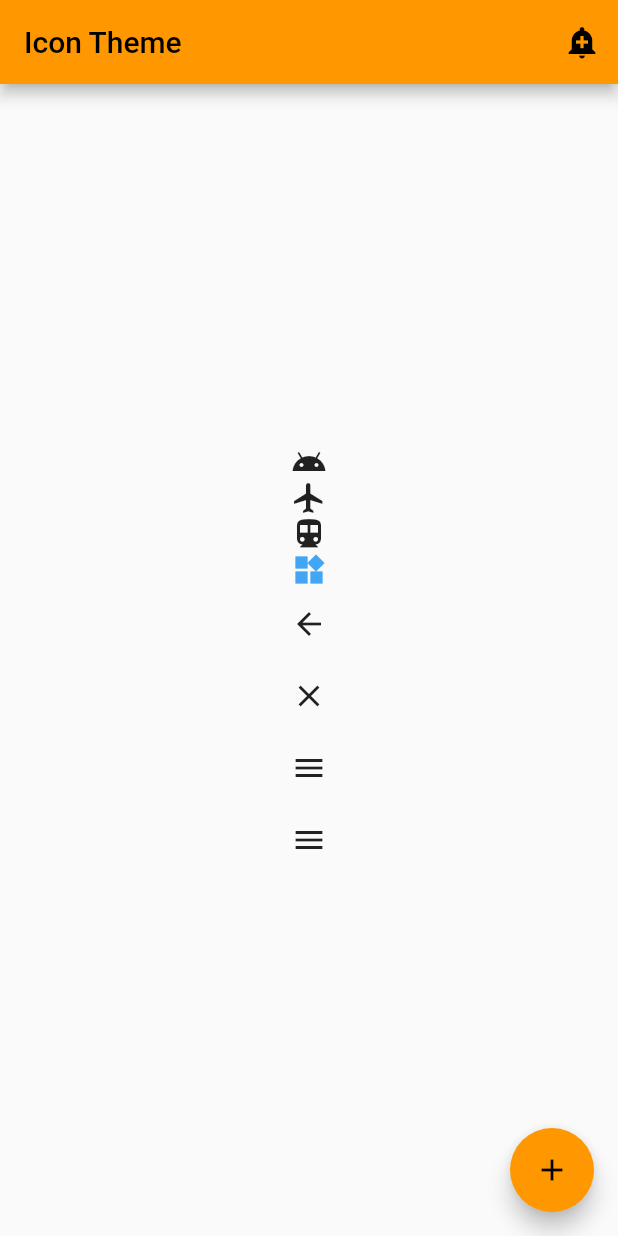
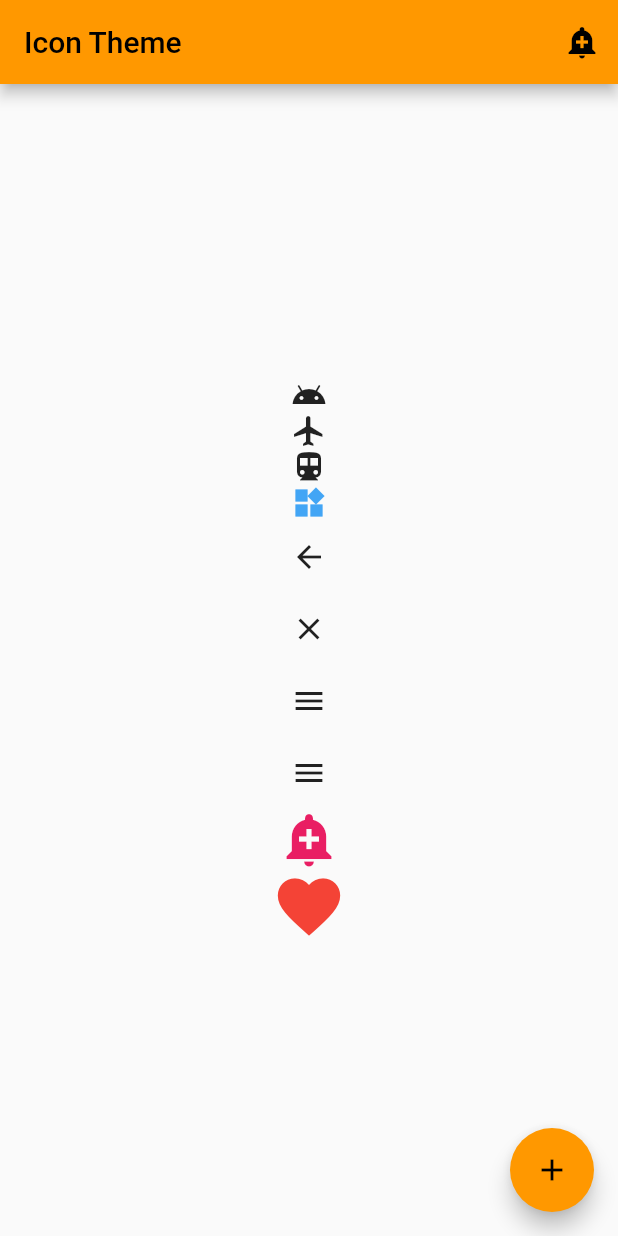
Before and after one commit to hailey-pak/flutter, a Flutter app: the IconThemeScreen screen opened directly, on a phone screen of 412 x 824 dp. Run offline on Flutter 3.47's test engine with Material 2 defaults, Android fonts, the phone set to English and light mode, and no system bars; our stand-ins replace animated_splash_screen, badges, dio, drift, flutter_form_builder, flutter_map and 22 more; missing offline and left inert: agora_rtc_engine, audio_session, debounce_throttle, flutter_sound, flutter_sound_platform_interface, geojson and 6 more; accounts and stored records are empty; generated files the repository leaves out were written again.

Commit message:
Icon Theme

```diff
--- a/sample/theme_test/lib/iconTheme.dart
+++ b/sample/theme_test/lib/iconTheme.dart
@@ -34,6 +34,7 @@ class MyApp extends StatelessWidget {
             iconSize: 30,
           ),
         ),
+
         actionIconTheme: ActionIconThemeData(
           backButtonIconBuilder: (context) {
             return Icon(Icons.arrow_back_ios_new);
@@ -81,6 +82,13 @@ class IconThemeScreen extends StatelessWidget {
             CloseButton(),
             DrawerButton(),
             EndDrawerButton(),
+            IconTheme(data: IconThemeData(color: Colors.pink, size: 40,), child: Icon(Icons.add_alert)),
+            Theme(
+              data: Theme.of(context).copyWith(
+                iconTheme: IconThemeData(color: Colors.red, size: 50),
+              ),
+              child: Icon(Icons.favorite),
+            ),
           ],
         ),
       ),
```
